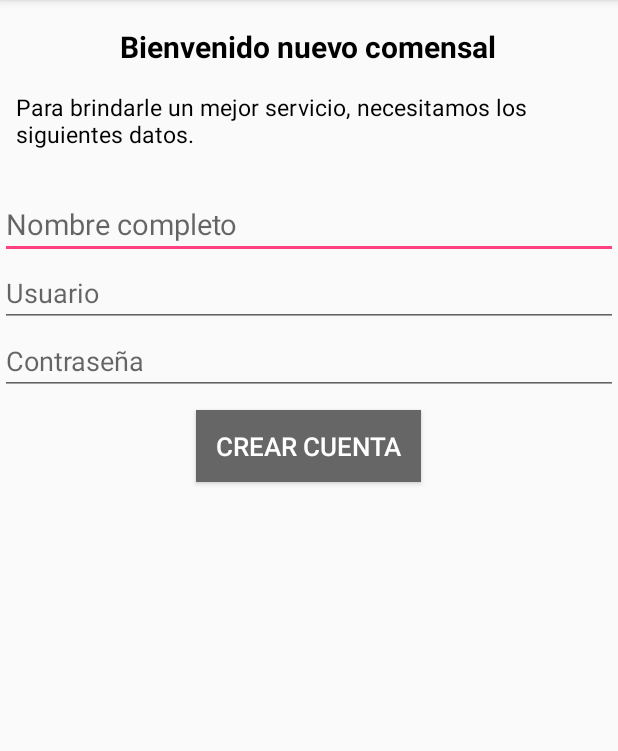
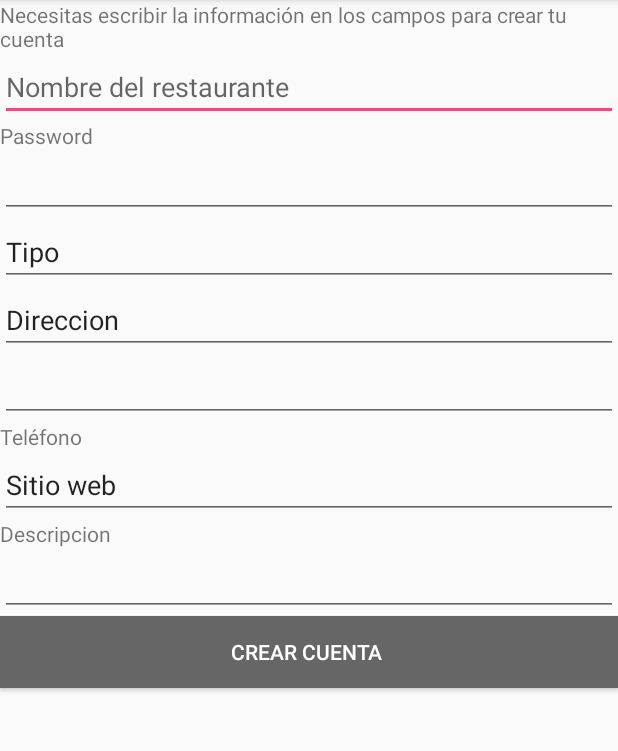
Before and after one commit to carlos-ochoa/Pal-Restaurant, an Android app: the activity_registrar_restaurante screen opened directly, with no data from a screen before it, on a phone screen of 412 x 824 dp, the part 84-835 px from its top. Run offline under Robolectric (Android 15) with nearby library versions, the phone set to English and light mode, and no system bars; 3 statements that could not run were skipped.

Commit message:
Reparada encuesta

```diff
--- a/app/src/main/res/layout/activity_registrar_restaurante.xml
+++ b/app/src/main/res/layout/activity_registrar_restaurante.xml
@@ -7,66 +7,112 @@
     android:orientation="vertical"
     tools:context=".MainActivity">
 
-    <TextView
-        android:layout_width="wrap_content"
-        android:layout_height="40dp"
-        android:layout_gravity="center"
-        android:layout_marginTop="17dp"
-        android:text="@string/bienvenido_nuevo_comensal"
-        android:textAppearance="@style/TextAppearance.AppCompat.Display1"
-        android:textColor="#000000"
-        android:textSize="20sp"
-        android:textStyle="bold" />
 
     <TextView
-        android:layout_width="wrap_content"
-        android:layout_height="60dp"
-        android:layout_gravity="center"
-        android:layout_marginStart="7dp"
-        android:layout_marginTop="3dp"
-        android:text="@string/para_brindarle_un_mejor_servicio_necesitamos_los_siguientes_datos"
-        android:textAppearance="@style/TextAppearance.AppCompat.Display1"
-        android:textColor="#000000"
-        android:textSize="15.5sp" />
+        android:id="@+id/textView9"
+        android:layout_width="match_parent"
+        android:layout_height="wrap_content"
+        android:text="Necesitas escribir la información en los campos para crear tu cuenta"
+        tools:layout_editor_absoluteX="42dp"
+        tools:layout_editor_absoluteY="16dp" />
 
     <EditText
-        style="@style/Widget.AppCompat.AutoCompleteTextView"
+        android:id="@+id/editText10"
         android:layout_width="match_parent"
         android:layout_height="wrap_content"
-        android:layout_marginTop="5dp"
-        android:id="@+id/txtNombre"
-        android:hint="@string/nombre_completo"
-        android:inputType="text"
-        android:paddingTop="10dp"
-        android:textSize="19sp" />
+        android:ems="10"
+        android:hint="Nombre del restaurante"
+        android:inputType="textPersonName" />
+
+    <TextView
+        android:id="@+id/textView"
+        android:layout_width="match_parent"
+        android:layout_height="wrap_content"
+        android:text="Password"
+        tools:layout_editor_absoluteX="16dp"
+        tools:layout_editor_absoluteY="67dp" />
 
     <EditText
-        style="@style/Widget.AppCompat.AutoCompleteTextView"
+        android:id="@+id/editText2"
         android:layout_width="match_parent"
         android:layout_height="wrap_content"
-        android:hint="@string/usuario_campo"
-        android:id="@+id/txtUsuario"
-        android:inputType="text"
-        android:textSize="18sp" />
+        android:autoText="false"
+        android:ems="10"
+        android:inputType="textPassword"
+        tools:layout_editor_absoluteX="16dp"
+        tools:layout_editor_absoluteY="77dp" />
 
     <EditText
+        android:id="@+id/editText3"
         android:layout_width="match_parent"
         android:layout_height="wrap_content"
-        android:hint="@string/contrase_a_Campo"
-        android:id="@+id/txtPassword"
-        android:inputType="textPassword"
-        android:textSize="18sp" />
+        android:ems="10"
+        android:inputType="textPersonName"
+        android:text="Tipo"
+        tools:layout_editor_absoluteX="231dp"
+        tools:layout_editor_absoluteY="77dp" />
+
+    <EditText
+        android:id="@+id/editText4"
+        android:layout_width="match_parent"
+        android:layout_height="wrap_content"
+        android:ems="10"
+        android:inputType="textPersonName"
+        android:text="Direccion"
+        tools:layout_editor_absoluteX="16dp"
+        tools:layout_editor_absoluteY="132dp" />
+
+    <EditText
+        android:id="@+id/editText6"
+        android:layout_width="match_parent"
+        android:layout_height="wrap_content"
+        android:ems="10"
+        android:inputType="phone"
+        tools:layout_editor_absoluteX="16dp"
+        tools:layout_editor_absoluteY="199dp" />
+
+    <TextView
+        android:id="@+id/textView10"
+        android:layout_width="match_parent"
+        android:layout_height="wrap_content"
+        android:text="Teléfono"
+        tools:layout_editor_absoluteX="16dp"
+        tools:layout_editor_absoluteY="189dp" />
+
+    <EditText
+        android:id="@+id/editText7"
+        android:layout_width="match_parent"
+        android:layout_height="wrap_content"
+        android:ems="10"
+        android:inputType="textPersonName"
+        android:text="Sitio web"
+        tools:layout_editor_absoluteX="16dp"
+        tools:layout_editor_absoluteY="252dp" />
+
+    <TextView
+        android:id="@+id/textView12"
+        android:layout_width="match_parent"
+        android:layout_height="wrap_content"
+        android:text="Descripcion"
+        tools:layout_editor_absoluteX="16dp"
+        tools:layout_editor_absoluteY="355dp" />
+
+    <EditText
+        android:id="@+id/editText9"
+        android:layout_width="match_parent"
+        android:layout_height="wrap_content"
+        android:ems="10"
+        android:inputType="textMultiLine"
+        tools:layout_editor_absoluteX="16dp"
+        tools:layout_editor_absoluteY="384dp" />
 
     <Button
-        android:id="@+id/btnCrear"
-        android:layout_width="150dp"
+        android:id="@+id/button"
+        android:layout_width="match_parent"
         android:layout_height="wrap_content"
-        android:layout_gravity="center"
-        android:layout_marginTop="10dp"
-        android:background="#666"
-        android:text="@string/crear_cuenta"
-        android:textColor="#FFFFFF"
-        android:textSize="17sp" />
-
-
+        android:background="@color/colorPrimaryDark"
+        android:text="Crear cuenta "
+        android:textColor="@android:color/background_light"
+        tools:layout_editor_absoluteX="220dp"
+        tools:layout_editor_absoluteY="447dp" />
 </LinearLayout>
```
